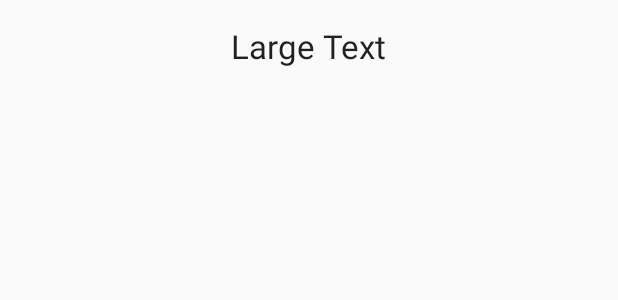
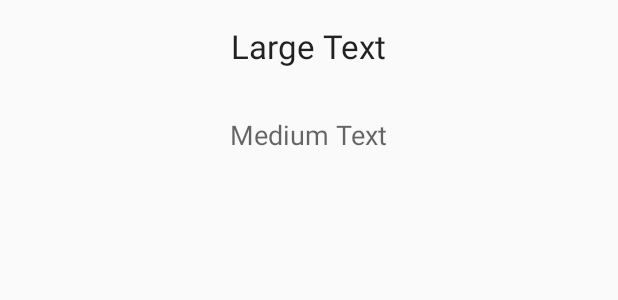
Before and after one commit to jjcarles/TipCalc, an Android app: the layout item_row.xml on its own in the app's theme, with its tools: preview values and no code run, on a phone screen of 412 x 824 dp. Shown: the top 300 px of the screen. Run offline under Robolectric (Android 15) with nearby library versions, the phone set to English and light mode, and no system bars.

Commit message:
Afegeix la data al llistat de l'històric de propines.

```diff
--- a/app/src/main/java/edu/galileo/android/tipcalc/adapters/TipAdapter.java
+++ b/app/src/main/java/edu/galileo/android/tipcalc/adapters/TipAdapter.java
@@ -47,6 +47,7 @@ public class TipAdapter extends RecyclerView.Adapter<TipAdapter.ViewHolder> {
         TipRecord element = dataset.get(position);
         String strTip = String.format(context.getString(R.string.global_message_tip), element.getTip());
         holder.txtContent.setText(strTip);
+        holder.txtDate.setText(element.getDateFormatted());
         holder.setOnItemClickListener(element, onItemClickListener);
     }
 
@@ -69,6 +70,8 @@ public class TipAdapter extends RecyclerView.Adapter<TipAdapter.ViewHolder> {
 
         @BindView(R.id.txtContent)
         TextView txtContent;
+        @BindView(R.id.txtDate)
+        TextView txtDate;
 
         public ViewHolder(View itemView) {
             super(itemView);
--- a/app/src/main/res/layout/item_row.xml
+++ b/app/src/main/res/layout/item_row.xml
@@ -11,4 +11,14 @@
         android:padding="@dimen/activity_horizontal_margin"
         android:text="Large Text"
         android:id="@+id/txtContent" />
+
+    <TextView
+        android:layout_width="wrap_content"
+        android:layout_height="wrap_content"
+        android:textAppearance="?android:attr/textAppearanceMedium"
+        android:layout_gravity="center"
+        android:padding="@dimen/activity_horizontal_margin"
+        android:text="Medium Text"
+        android:id="@+id/txtDate" />
+
 </LinearLayout>
```
